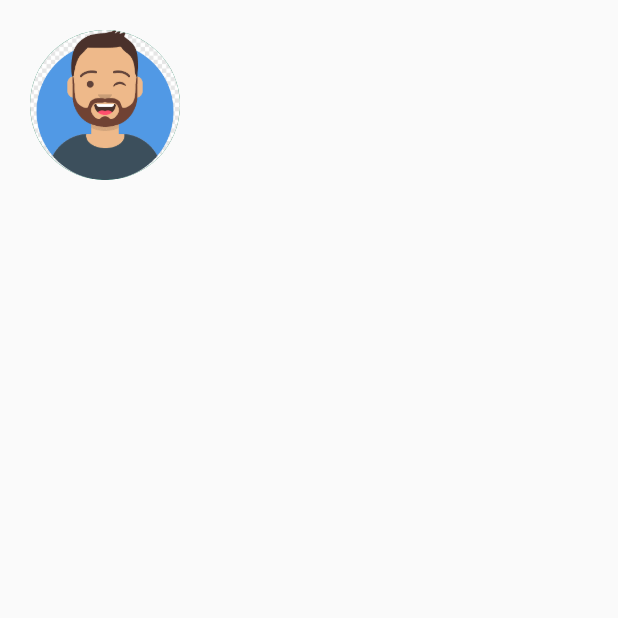
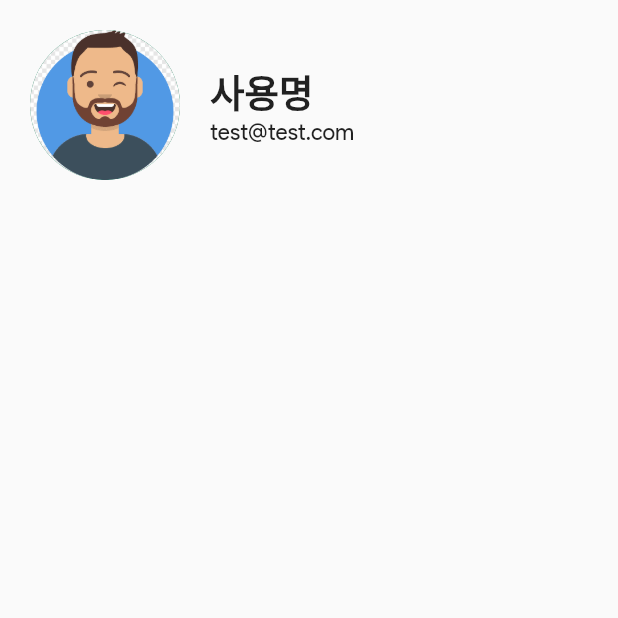
Before and after one commit to Bangc121/flutter-repair-kimpro, a Flutter app: the ProfileScreen screen opened directly, on a phone screen of 412 x 824 dp, the top half of it. Run offline on Flutter 3.47's test engine with Material 2 defaults, Android fonts, the phone set to English and light mode, and no system bars; our stand-ins replace another_flushbar, cloud_firestore, dio, firebase_auth, firebase_core, firebase_storage and 7 more; missing offline and left inert: bs_flutter_selectbox, material_dialog, shared_preferences_web; accounts and stored records are empty; generated files the repository leaves out were written again; network calls fail.

Commit message:
로컬 백업

```diff
--- a/lib/screens/profile/profile.dart
+++ b/lib/screens/profile/profile.dart
@@ -104,6 +104,7 @@ class ProfileHeader extends StatelessWidget {
         SizedBox(width: 20),
         _buildHeaderAvatar(),
         SizedBox(width: 20),
+        _buildHeaderProfile(),
       ],
     );
   }
@@ -117,4 +118,31 @@ class ProfileHeader extends StatelessWidget {
       ),
     );
   }
+
+  Widget _buildHeaderProfile() {
+    return Column(
+      crossAxisAlignment: CrossAxisAlignment.start,
+      children: [
+        Text(
+          "사용명",
+          style: TextStyle(
+            fontSize: 25,
+            fontWeight: FontWeight.w700,
+          ),
+        ),
+        Text(
+          "test@test.com",
+          style: TextStyle(
+            fontSize: 15,
+          ),
+        ),
+        // Text(
+        //   "데어 프로그래밍",
+        //   style: TextStyle(
+        //     fontSize: 15,
+        //   ),
+        // ),
+      ],
+    );
+  }
 }
```
